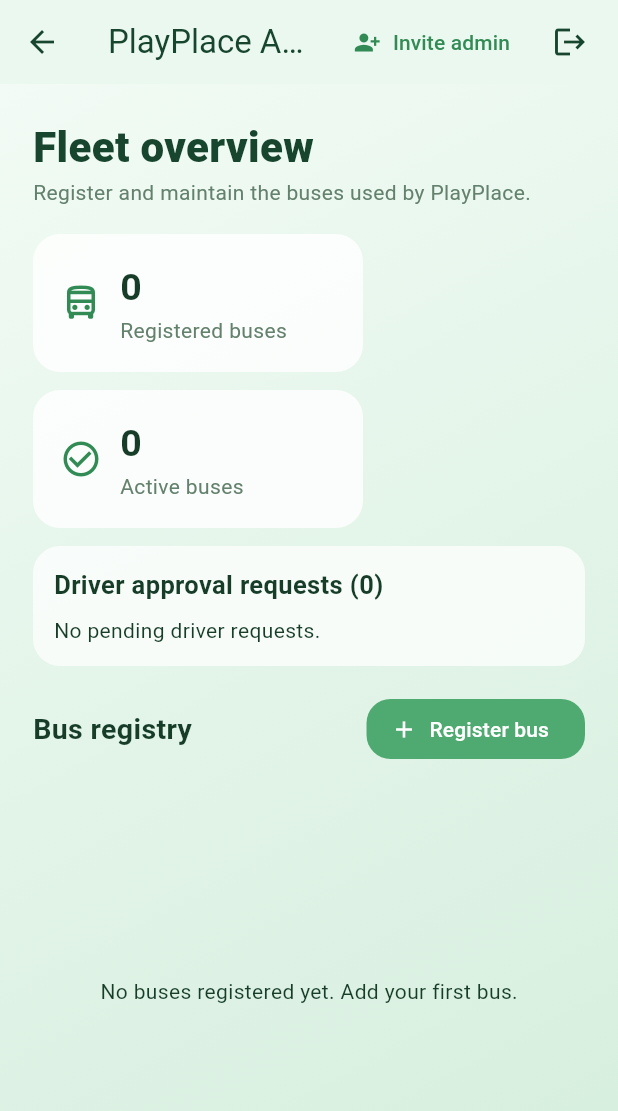
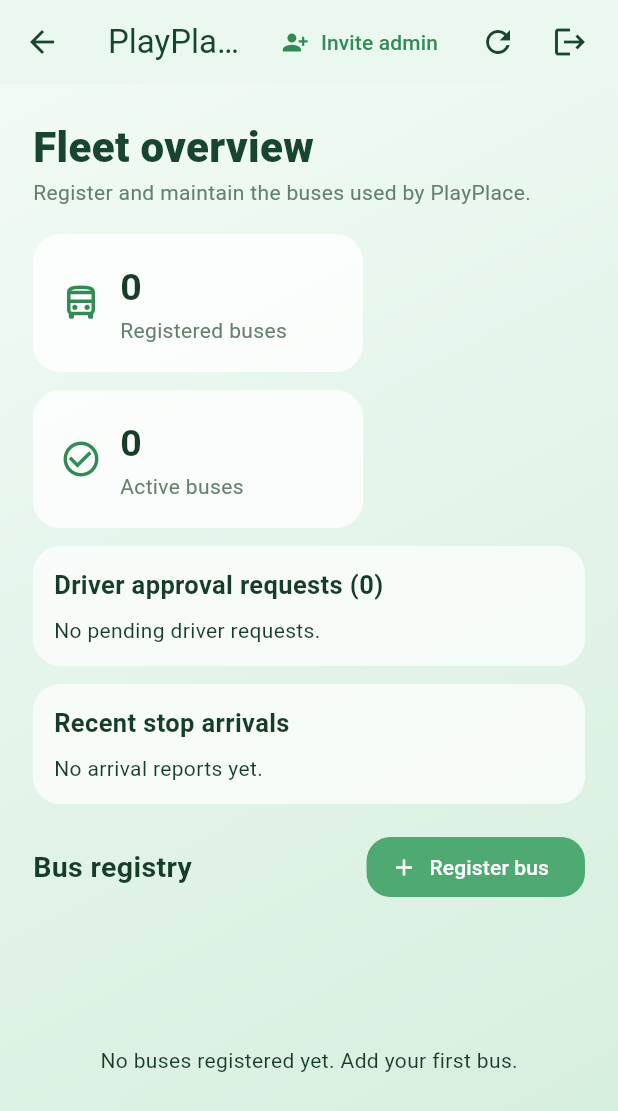
Before and after one commit to coder12e4/playplace, a Flutter app: the AdminDashboardPage screen opened directly, on a phone screen of 412 x 824 dp. Shown: the top 1111 px of the screen. Run offline on Flutter 3.47's test engine with Material 3 defaults, Android fonts, the phone set to English and light mode, and no system bars; our stand-ins replace audioplayers, cloud_firestore, firebase_auth, firebase_core, flutter_map, flutter_riverpod and 4 more; missing offline and left inert: record; accounts and stored records are empty.

Commit message:
Replace Firestore streams and Storage with polling and background arrival reports

```diff
--- a/lib/admin/admin_dashboard_page.dart
+++ b/lib/admin/admin_dashboard_page.dart
@@ -1,24 +1,37 @@
+import 'dart:async';
 import 'package:cloud_firestore/cloud_firestore.dart';
 import 'package:firebase_auth/firebase_auth.dart';
 import 'package:flutter/material.dart';
-class AdminDashboardPage extends StatelessWidget{
+import 'admin_gate.dart';
+class AdminDashboardPage extends StatefulWidget{
  const AdminDashboardPage({super.key});
+ @override State<AdminDashboardPage> createState()=>_AdminDashboardPageState();
+}
+class _AdminDashboardPageState extends State<AdminDashboardPage>{
+ late Future<QuerySnapshot<Map<String,dynamic>>> _busesFuture;
+ Timer? _refreshTimer;
+ int _refreshVersion=0;
+ Future<QuerySnapshot<Map<String,dynamic>>> _fetchBuses()=>FirebaseFirestore.instance.collection('buses').orderBy('createdAt',descending:true).get();
+ @override void initState(){super.initState();_busesFuture=_fetchBuses();_refreshTimer=Timer.periodic(const Duration(seconds:15),(_)=>_refresh());}
+ @override void dispose(){_refreshTimer?.cancel();super.dispose();}
+ void _refresh(){if(!mounted)return;setState(()=>{_busesFuture=_fetchBuses();_refreshVersion++;});}
  @override Widget build(BuildContext context){
-  final buses=FirebaseFirestore.instance.collection('buses').orderBy('createdAt',descending:true);
   return Scaffold(backgroundColor:const Color(0xFFEAF8EF),appBar:AppBar(title:const Text('PlayPlace Admin'),actions:[
    TextButton.icon(onPressed:()=>showDialog(context:context,builder:(_)=>const _InviteDialog()),icon:const Icon(Icons.person_add_alt_1),label:const Text('Invite admin')),
-   IconButton(onPressed:()=>FirebaseAuth.instance.signOut(),icon:const Icon(Icons.logout)),const SizedBox(width:8)]),
+   IconButton(tooltip:'Refresh dashboard',onPressed:_refresh,icon:const Icon(Icons.refresh)),
+   IconButton(onPressed:()async{await FirebaseAuth.instance.signOut();if(context.mounted)Navigator.of(context).pushAndRemoveUntil(MaterialPageRoute(builder:(_)=>const AdminGate()),(_)=>false);},icon:const Icon(Icons.logout)),const SizedBox(width:8)]),
    body:Container(decoration:const BoxDecoration(gradient:LinearGradient(begin:Alignment.topLeft,end:Alignment.bottomRight,colors:[Color(0xFFF2FBF5),Color(0xFFE2F4E8),Color(0xFFD5EEDD)])),
     child:Center(child:ConstrainedBox(constraints:const BoxConstraints(maxWidth:1100),child:Padding(padding:const EdgeInsets.all(22),child:Column(crossAxisAlignment:CrossAxisAlignment.stretch,children:[
      const Text('Fleet overview',style:TextStyle(fontSize:28,fontWeight:FontWeight.w800,color:Color(0xFF17452D))),
      const Text('Register and maintain the buses used by PlayPlace.',style:TextStyle(color:Color(0xFF64816D))),
-     const SizedBox(height:18),Expanded(child:StreamBuilder<QuerySnapshot<Map<String,dynamic>>>(stream:buses.snapshots(),builder:(context,snap){
+     const SizedBox(height:18),Expanded(child:FutureBuilder<QuerySnapshot<Map<String,dynamic>>>(future:_busesFuture,builder:(context,snap){
       if(snap.hasError)return Center(child:Text('Could not load buses: '+snap.error.toString()));
       if(!snap.hasData)return const Center(child:CircularProgressIndicator());
       final docs=snap.data!.docs;final active=docs.where((d)=>d.data()['active']==true).length;
       return Column(crossAxisAlignment:CrossAxisAlignment.stretch,children:[
        Wrap(spacing:12,runSpacing:12,children:[_Metric(label:'Registered buses',value:docs.length.toString(),icon:Icons.directions_bus_outlined),_Metric(label:'Active buses',value:active.toString(),icon:Icons.check_circle_outline)]),
-       const SizedBox(height:12),const _PendingDrivers(),
+       const SizedBox(height:12),_PendingDrivers(key:ValueKey(_refreshVersion)),
+       const SizedBox(height:12),_RecentArrivals(key:ValueKey('arrivals-$_refreshVersion'),buses:docs),
        const SizedBox(height:18),Row(children:[const Expanded(child:Text('Bus registry',style:TextStyle(fontSize:19,fontWeight:FontWeight.w700))),FilledButton.icon(onPressed:()=>showDialog(context:context,builder:(_)=>const _BusDialog()),icon:const Icon(Icons.add),label:const Text('Register bus'))]),
        const SizedBox(height:10),Expanded(child:docs.isEmpty?const Center(child:Text('No buses registered yet. Add your first bus.')):ListView.separated(
         itemCount:docs.length,separatorBuilder:(_,__)=>const SizedBox(height:8),itemBuilder:(context,i){
@@ -91,10 +104,10 @@ class _InviteDialogState extends State<_InviteDialog>{
   actions:[TextButton(onPressed:saving?null:()=>Navigator.pop(context),child:const Text('Cancel')),FilledButton(onPressed:saving?null:invite,child:Text(saving?'Creating…':'Create invitation'))]);
 }
 class _PendingDrivers extends StatelessWidget{
- const _PendingDrivers();
+ const _PendingDrivers({super.key});
  @override Widget build(BuildContext context){
   final requests=FirebaseFirestore.instance.collection('driverProfiles').where('status',isEqualTo:'pending');
-  return StreamBuilder<QuerySnapshot<Map<String,dynamic>>>(stream:requests.snapshots(),builder:(context,snapshot){
+  return FutureBuilder<QuerySnapshot<Map<String,dynamic>>>(future:requests.get(),builder:(context,snapshot){
    if(snapshot.hasError)return Text('Could not load driver requests: ${snapshot.error}');
    if(!snapshot.hasData)return const LinearProgressIndicator();
    final docs=snapshot.data!.docs;
@@ -112,3 +125,39 @@ class _PendingDrivers extends StatelessWidget{
   });
  }
 }
+
+class _RecentArrivals extends StatelessWidget {
+ const _RecentArrivals({super.key,required this.buses});
+ final List<QueryDocumentSnapshot<Map<String,dynamic>>> buses;
+ Future<List<Map<String,dynamic>>> _load() async {
+  final items=<Map<String,dynamic>>[];
+  for(final bus in buses){
+   final snap=await bus.reference.collection('locationStatus').doc('latest').get();
+   if(snap.exists){final data=snap.data()!;items.add({...data,'busNumber':bus.data()['busNumber']??'Bus'});}
+  }
+  items.sort((a,b){
+   final at=a['reachedAt'];final bt=b['reachedAt'];
+   final ad=at is Timestamp?at.toDate():DateTime.fromMillisecondsSinceEpoch(0);
+   final bd=bt is Timestamp?bt.toDate():DateTime.fromMillisecondsSinceEpoch(0);
+   return bd.compareTo(ad);
+  });
+  return items.take(8).toList();
+ }
+ @override Widget build(BuildContext context)=>FutureBuilder<List<Map<String,dynamic>>>(
+  future:_load(),builder:(context,snapshot){
+   if(snapshot.hasError)return Text('Could not load arrival updates: ${snapshot.error}');
+   if(!snapshot.hasData)return const LinearProgressIndicator();
+   final events=snapshot.data!;
+   return Container(padding:const EdgeInsets.all(14),decoration:BoxDecoration(color:Colors.white.withValues(alpha:.72),borderRadius:BorderRadius.circular(18)),
+    child:Column(crossAxisAlignment:CrossAxisAlignment.stretch,children:[
+     const Text('Recent stop arrivals',style:TextStyle(fontWeight:FontWeight.w700,fontSize:17)),
+     if(events.isEmpty)const Padding(padding:EdgeInsets.only(top:8),child:Text('No arrival reports yet.')),
+     for(final event in events)ListTile(dense:true,contentPadding:EdgeInsets.zero,
+      leading:const Icon(Icons.location_on_outlined,color:Color(0xFF328B55)),
+      title:Text('${event['busNumber']} · ${event['stopName']??'Stop'}'),
+      subtitle:Text('${event['driverName']??'Driver'} · ${event['routeName']??''}'),
+      trailing:Text(event['reachedAt'] is Timestamp?TimeOfDay.fromDateTime((event['reachedAt'] as Timestamp).toDate()).format(context):'Just now'),
+     )
+    ]));
+  });
+}
--- a/lib/admin/admin_login_page.dart
+++ b/lib/admin/admin_login_page.dart
@@ -1,6 +1,7 @@
 import 'package:cloud_firestore/cloud_firestore.dart';
 import 'package:firebase_auth/firebase_auth.dart';
 import 'package:flutter/material.dart';
+import 'admin_gate.dart';
 class AdminLoginPage extends StatefulWidget{
  const AdminLoginPage({super.key});
  @override State<AdminLoginPage>createState()=>_AdminLoginPageState();
@@ -26,6 +27,7 @@ class _AdminLoginPageState extends State<AdminLoginPage>{
     await inviteRef.update({'status':'accepted','uid':user.uid,'acceptedAt':FieldValue.serverTimestamp()});
     await FirebaseFirestore.instance.collection('admins').doc(user.uid).set({'email':mail,'active':true,'source':'invitation','createdAt':FieldValue.serverTimestamp()});
    }
+   if(mounted)Navigator.of(context).pushAndRemoveUntil(MaterialPageRoute(builder:(_)=>const AdminGate()),(_)=>false);
   }on FirebaseAuthException catch(e){if(mounted)setState(()=>error=e.message??e.code);}
    on FirebaseException catch(e){if(mounted)setState(()=>error=e.message??'A Firebase request failed.');}
    catch(e){if(mounted)setState(()=>error=e.toString());}
--- a/pubspec.yaml
+++ b/pubspec.yaml
@@ -45,7 +45,6 @@ dependencies:
   firebase_core: ^5.2.0
   firebase_auth: ^7.1.0
   cloud_firestore: ^7.2.0
-  firebase_storage: ^13.0.0
 
 dev_dependencies:
   flutter_test:
```
Also changed, not shown: lib/admin/admin_gate.dart (+9 -12 lines), lib/bus_route_run_page.dart (+61 -17 lines), lib/bus_routes_page.dart (+37 -66 lines), lib/driver_auth_gate.dart (+9 -11 lines), 3 other files.
